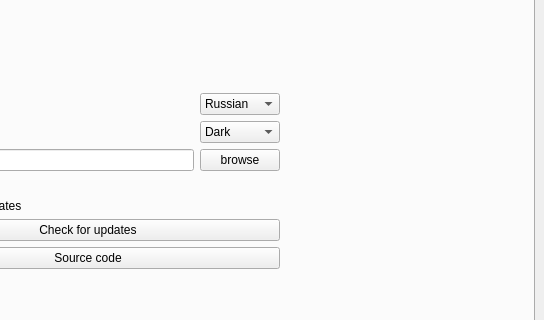
This is src/PassSafe/PassSafe.ui in Nighty3098/PassManager as Qt 5 draws it before an edit; both pictures show x 368 to 912 and y 162 to 482 of the 912 by 602 pixel window. The edited form follows.
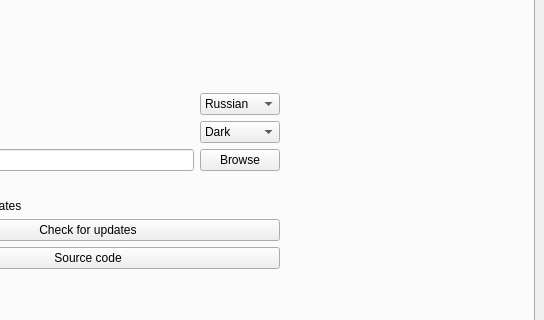
This is the edited form. Icons and pictures are not drawn.

Patch:
```diff
--- a/src/PassSafe/PassSafe.ui
+++ b/src/PassSafe/PassSafe.ui
@@ -336,7 +336,7 @@
             <item>
              <widget class="QPushButton" name="browseButton">
               <property name="text">
-               <string>browse</string>
+               <string>Browse</string>
               </property>
               <property name="icon">
                <iconset resource="resources.qrc">
```
